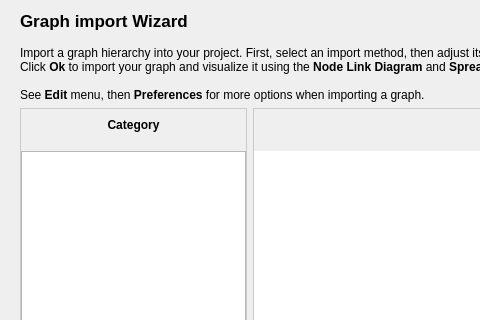
Above: plugins/perspective/GraphPerspective/designer/ImportWizard.ui from Tulip-Dev/tulip before the change; both pictures show x 0 to 480 and y 0 to 320 of the 879 by 458 pixel window. Below: the same form after it.
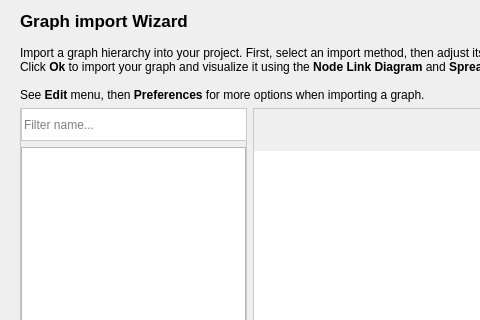
That is the form after the change. Icons and pictures are not drawn. Custom widgets are drawn as their Qt base class.

Commit message: ImportWizard enhancement: add a filter box to ease the import modules access

```diff
--- a/plugins/perspective/GraphPerspective/designer/ImportWizard.ui
+++ b/plugins/perspective/GraphPerspective/designer/ImportWizard.ui
@@ -43,7 +43,7 @@
 border: 1px solid #C9C9C9;
 }
 
-#categoryLabel, #parametersLabel {
+#parametersLabel {
 background-color: qlineargradient(spread:pad, x1:0, y1:0, x2:0, y2:1,
 stop:1 rgba(0,0,0,0),
 stop:0 #F0F0F0);
@@ -78,9 +78,6 @@
          </sizepolicy>
         </property>
         <layout class="QVBoxLayout" name="leftLayout">
-         <property name="spacing">
-          <number>10</number>
-         </property>
          <property name="leftMargin">
           <number>0</number>
          </property>
@@ -94,18 +91,26 @@
           <number>0</number>
          </property>
          <item>
-          <widget class="QLabel" name="categoryLabel">
+           <widget class="ClearableLineEdit" name="searchBox">
            <property name="minimumSize">
             <size>
              <width>0</width>
              <height>32</height>
             </size>
            </property>
-           <property name="text">
-            <string>&lt;b&gt;Category&lt;/b&gt;</string>
-           </property>
-           <property name="alignment">
-            <set>Qt::AlignCenter</set>
+             <property name="focusPolicy">
+               <enum>Qt::ClickFocus</enum>
+             </property>
+	     <property name="styleSheet">
+	       <string notr="true">#searchBox {
+  border-left: 1px solid #C9C9C9;
+  border-right: 0px;
+  border-top: 0px;
+  border-bottom: 1px solid #C9C9C9;
+	       }</string>
+	     </property>
+	     <property name="placeholderText">
+	       <string>Filter name...</string>
            </property>
           </widget>
          </item>
@@ -255,6 +260,13 @@
    </layout>
   </widget>
  </widget>
+ <customwidgets>
+  <customwidget>
+   <class>ClearableLineEdit</class>
+   <extends>QLineEdit</extends>
+   <header location="global">tulip/ClearableLineEdit.h</header>
+  </customwidget>
+ </customwidgets>
  <resources/>
  <connections>
   <connection>
```
Lines whose indentation alone changed are shown as unchanged. The commit also changes 2 other files.
